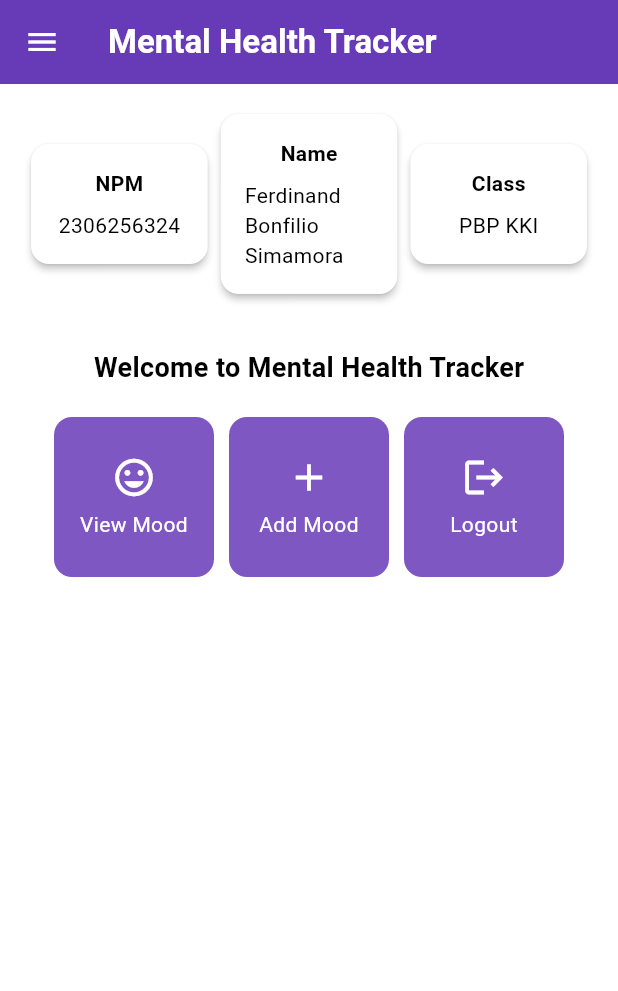
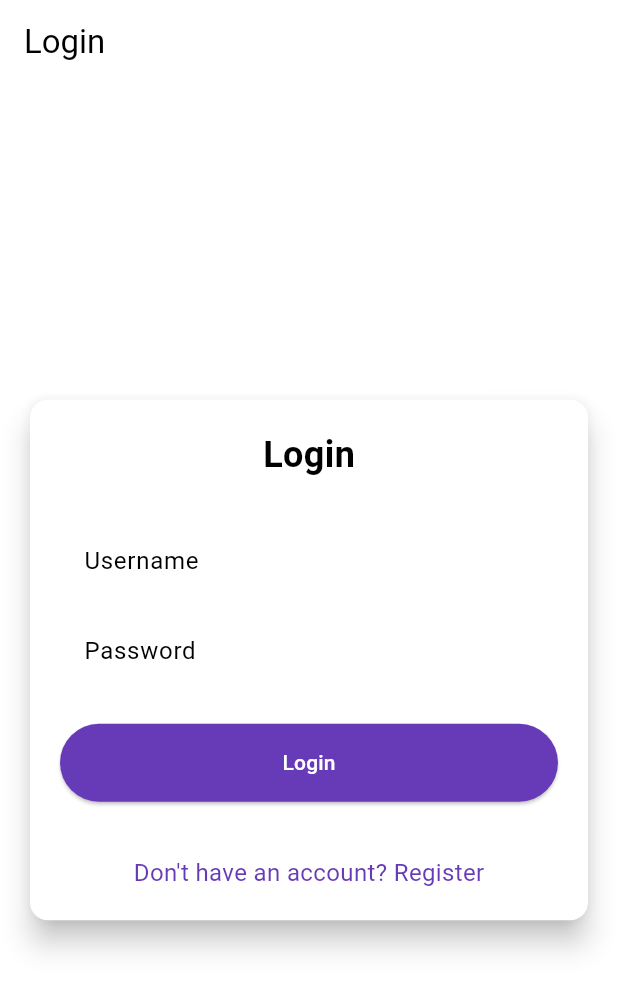
Before and after one commit to Ferdinand57/mental-health-tracker-mobile, a Flutter app: the screen it shows after launch, on a phone screen of 412 x 824 dp. Shown: the top 991 px of the screen. Run offline on Flutter 3.47's test engine with Material 3 defaults, Android fonts, the phone set to English and light mode, and no system bars; missing offline and left inert: pbp_django_auth.

Commit message:
Tutorial 8

```diff
--- a/lib/main.dart
+++ b/lib/main.dart
@@ -1,5 +1,8 @@
 import 'package:flutter/material.dart';
-import 'package:mental_health_tracker/screens/menu.dart';
+import 'package:pbp_django_auth/pbp_django_auth.dart';
+import 'package:mental_health_tracker/screens/login.dart';
+import 'package:provider/provider.dart';
+
 
 void main() {
   runApp(const MyApp());
@@ -11,28 +14,21 @@ class MyApp extends StatelessWidget {
   // This widget is the root of your application.
   @override
   Widget build(BuildContext context) {
-    return MaterialApp(
-      title: 'Flutter Demo',
-      theme: ThemeData(
-        // This is the theme of your application.
-        //
-        // TRY THIS: Try running your application with "flutter run". You'll see
-        // the application has a purple toolbar. Then, without quitting the app,
-        // try changing the seedColor in the colorScheme below to Colors.green
-        // and then invoke "hot reload" (save your changes or press the "hot
-        // reload" button in a Flutter-supported IDE, or press "r" if you used
-        // the command line to start the app).
-        //
-        // Notice that the counter didn't reset back to zero; the application
-        // state is not lost during the reload. To reset the state, use hot
-        // restart instead.
-        //
-        // This works for code too, not just values: Most code changes can be
-        // tested with just a hot reload.
-        colorScheme: ColorScheme.fromSwatch(primarySwatch: Colors.deepPurple,).copyWith(secondary: Colors.deepPurple[400]),
-        useMaterial3: true,
+    return Provider(
+      create: (_) {
+        CookieRequest request = CookieRequest();
+        return request;
+      },
+      child: MaterialApp(
+        title: 'Mental Health Tracker',
+        theme: ThemeData(
+          useMaterial3: true,
+          colorScheme: ColorScheme.fromSwatch(
+            primarySwatch: Colors.deepPurple,
+          ).copyWith(secondary: Colors.deepPurple[400]),
+        ),
+        home: LoginPage(),
       ),
-      home: MyHomePage(),
     );
   }
 }
--- /dev/null
+++ b/lib/screens/login.dart
@@ -0,0 +1,181 @@
+import 'package:mental_health_tracker/screens/menu.dart';
+import 'package:flutter/material.dart';
+import 'package:pbp_django_auth/pbp_django_auth.dart';
+import 'package:provider/provider.dart';
+import 'package:mental_health_tracker/screens/register.dart';
+
+void main() {
+  runApp(const LoginApp());
+}
+
+class LoginApp extends StatelessWidget {
+  const LoginApp({super.key});
+
+  @override
+  Widget build(BuildContext context) {
+    return MaterialApp(
+      title: 'Login',
+      theme: ThemeData(
+        useMaterial3: true,
+        colorScheme: ColorScheme.fromSwatch(
+          primarySwatch: Colors.deepPurple,
+        ).copyWith(secondary: Colors.deepPurple[400]),
+      ),
+      home: const LoginPage(),
+    );
+  }
+}
+
+class LoginPage extends StatefulWidget {
+  const LoginPage({super.key});
+
+  @override
+  State<LoginPage> createState() => _LoginPageState();
+}
+
+class _LoginPageState extends State<LoginPage> {
+  final TextEditingController _usernameController = TextEditingController();
+  final TextEditingController _passwordController = TextEditingController();
+
+  @override
+  Widget build(BuildContext context) {
+    final request = context.watch<CookieRequest>();
+
+    return Scaffold(
+      appBar: AppBar(
+        title: const Text('Login'),
+      ),
+      body: Center(
+        child: SingleChildScrollView(
+          padding: const EdgeInsets.all(16.0),
+          child: Card(
+            elevation: 8,
+            shape: RoundedRectangleBorder(
+              borderRadius: BorderRadius.circular(12.0),
+            ),
+            child: Padding(
+              padding: const EdgeInsets.all(20.0),
+              child: Column(
+                mainAxisSize: MainAxisSize.min,
+                children: [
+                  const Text(
+                    'Login',
+                    style: TextStyle(
+                      fontSize: 24.0,
+                      fontWeight: FontWeight.bold,
+                    ),
+                  ),
+                  const SizedBox(height: 30.0),
+                  TextField(
+                    controller: _usernameController,
+                    decoration: const InputDecoration(
+                      labelText: 'Username',
+                      hintText: 'Enter your username',
+                      border: OutlineInputBorder(
+                        borderRadius: BorderRadius.all(Radius.circular(12.0)),
+                      ),
+                      contentPadding:
+                          EdgeInsets.symmetric(horizontal: 12.0, vertical: 8.0),
+                    ),
+                  ),
+                  const SizedBox(height: 12.0),
+                  TextField(
+                    controller: _passwordController,
+                    decoration: const InputDecoration(
+                      labelText: 'Password',
+                      hintText: 'Enter your password',
+                      border: OutlineInputBorder(
+                        borderRadius: BorderRadius.all(Radius.circular(12.0)),
+                      ),
+                      contentPadding:
+                          EdgeInsets.symmetric(horizontal: 12.0, vertical: 8.0),
+                    ),
+                    obscureText: true,
+                  ),
+                  const SizedBox(height: 24.0),
+                  ElevatedButton(
+                    onPressed: () async {
+                      String username = _usernameController.text;
+                      String password = _passwordController.text;
+
+		  // Check credentials
+		  // TODO: Change the URL and don't forget to add a trailing slash (/) at the end of the URL!
+		  // To connect the Android emulator to Django on localhost,
+		  // use the URL http://127.0.0.1:8000/
+                      final response = await request
+                          .login("http://127.0.0.1:8000/auth/login/", {
+                        'username': username,
+                        'password': password,
+                      });
+
+                      if (request.loggedIn) {
+                        String message = response['message'];
+                        String uname = response['username'];
+                        if (context.mounted) {
+                          Navigator.pushReplacement(
+                            context,
+                            MaterialPageRoute(
+                                builder: (context) => MyHomePage()),
+                          );
+                          ScaffoldMessenger.of(context)
+                            ..hideCurrentSnackBar()
+                            ..showSnackBar(
+                              SnackBar(
+                                  content:
+                                      Text("$message Welcome, $uname.")),
+                            );
+                        }
+                      } else {
+                        if (context.mounted) {
+                          showDialog(
+                            context: context,
+                            builder: (context) => AlertDialog(
+                              title: const Text('Login Failed'),
+                              content: Text(response['message']),
+                              actions: [
+                                TextButton(
+                                  child: const Text('OK'),
+                                  onPressed: () {
+                                    Navigator.pop(context);
+                                  },
+                                ),
+                              ],
+                            ),
+                          );
+                        }
+                      }
+                    },
+                    style: ElevatedButton.styleFrom(
+                      foregroundColor: Colors.white,
+                      minimumSize: Size(double.infinity, 50),
+                      backgroundColor: Theme.of(context).colorScheme.primary,
+                      padding: const EdgeInsets.symmetric(vertical: 16.0),
+                    ),
+                    child: const Text('Login'),
+                  ),
+                  const SizedBox(height: 36.0),
+                  GestureDetector(
+                    onTap: () {
+                      Navigator.push(
+                        context,
+                        MaterialPageRoute(
+                            builder: (context) => const RegisterPage()),
+                      );
+                    },
+                    child: Text(
+                      'Don\'t have an account? Register',
+                      style: TextStyle(
+                        color: Theme.of(context).colorScheme.primary,
+                        fontSize: 16.0,
+                      ),
+                    ),
+                  ),
+                ],
+              ),
+            ),
+          ),
+        ),
+      ),
+    );
+  }
+}
--- a/pubspec.yaml
+++ b/pubspec.yaml
@@ -35,6 +35,9 @@ dependencies:
   # The following adds the Cupertino Icons font to your application.
   # Use with the CupertinoIcons class for iOS style icons.
   cupertino_icons: ^1.0.8
+  provider: ^6.1.2
+  pbp_django_auth: ^0.4.0
+  http: ^1.2.2
 
 dev_dependencies:
   flutter_test:
```
Also changed, not shown: lib/models/mood_entry.dart (added, +65 -0 lines), lib/screens/list_moodentry.dart (added, +90 -0 lines), lib/screens/moodentry_form.dart (+37 -29 lines), lib/screens/register.dart (added, +166 -0 lines), lib/widgets/left_drawer.dart (+12 -0 lines), lib/widgets/mood_card.dart (+38 -1 lines), pubspec.lock, 2 other files.
